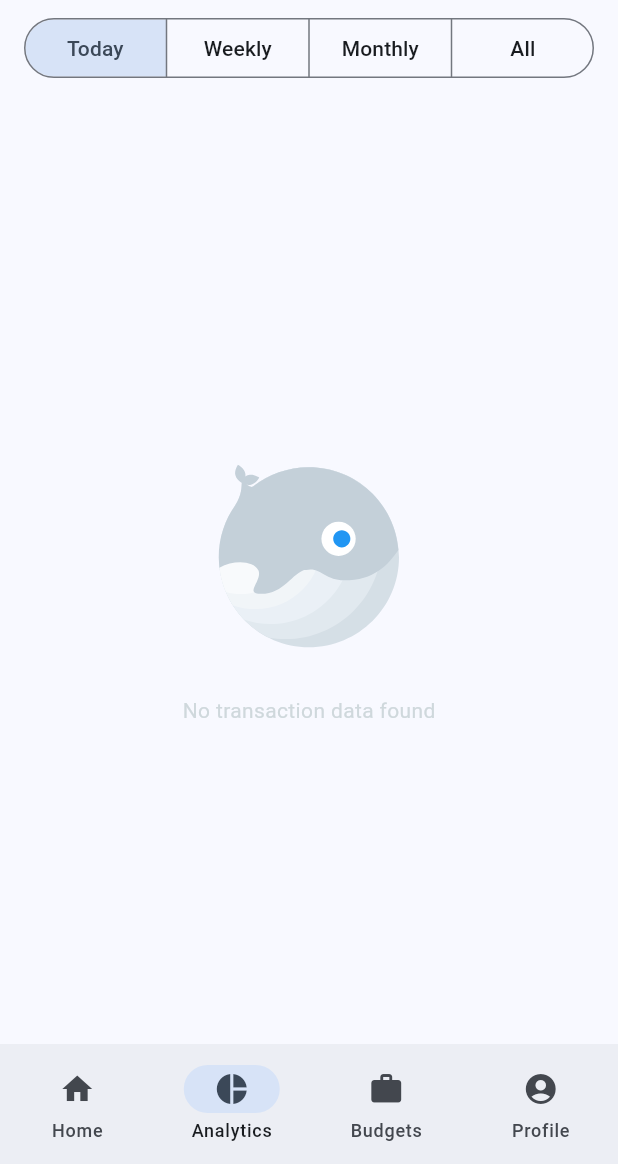
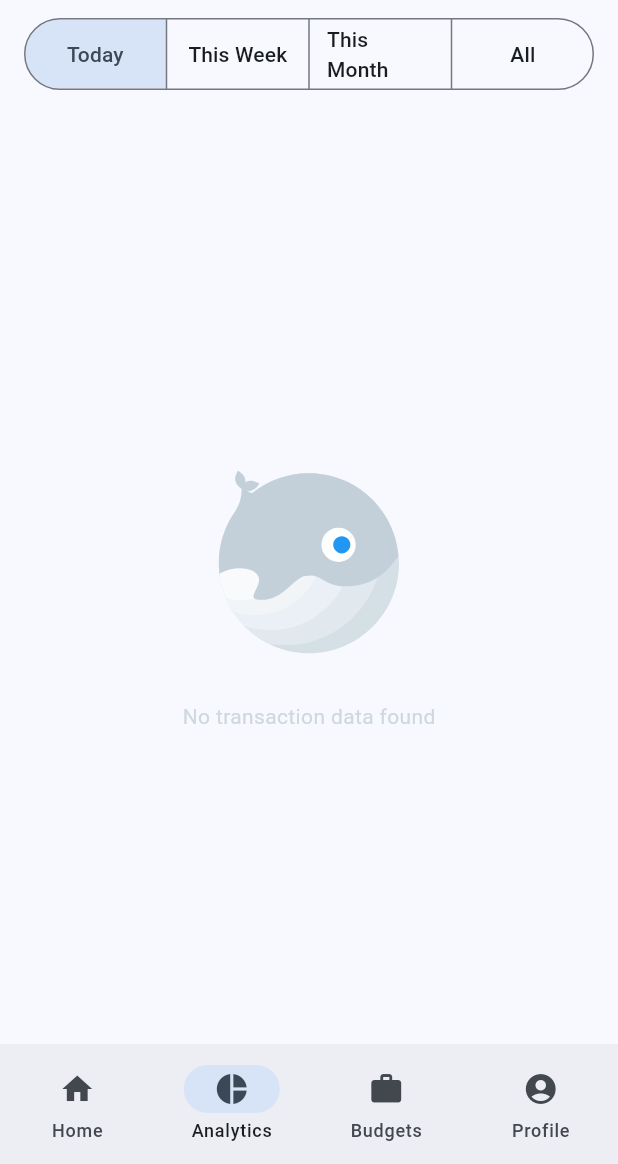
Before and after one commit to rijfas/pocketbook, a Flutter app: the DashboardView screen opened by its route, item 2 of the bottom bar chosen, on a phone screen of 412 x 824 dp, the part 72-1236 px from its top. Run offline on Flutter 3.47's test engine with Material 3 defaults, Android fonts, the light colour scheme and no system bars; drawn by our look-alikes of lottie; our stand-ins replace animated_flip_counter, emoji_picker_flutter, fl_chart, flutter_local_notifications, google_generative_ai, image_picker and 4 more; missing offline and left inert: telephony; accounts and stored records are empty; generated files the repository leaves out were written again.

Commit message:
fix: changed analytics mode button text

```diff
--- a/lib/presentation/screens/dashboard/pages/analytics/widgets/analytics_mode_button.dart
+++ b/lib/presentation/screens/dashboard/pages/analytics/widgets/analytics_mode_button.dart
@@ -29,11 +29,11 @@ class AnalyticsModeButton extends StatelessWidget {
           ),
           ButtonSegment(
             value: AnalyticsMode.week,
-            label: Text('Weekly'),
+            label: Text('This Week'),
           ),
           ButtonSegment(
             value: AnalyticsMode.month,
-            label: Text('Monthly'),
+            label: Text('This Month'),
           ),
           ButtonSegment(
             value: AnalyticsMode.all,
```
